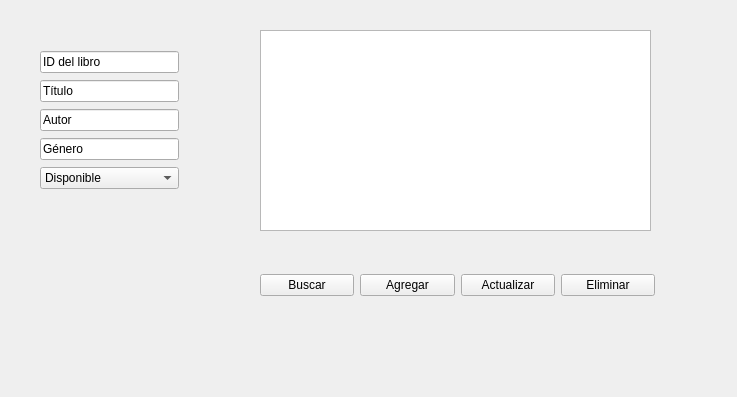
Above: view/BookManager.ui from moisescortes/Proyect_MVC before the change. Below: the same form after it.
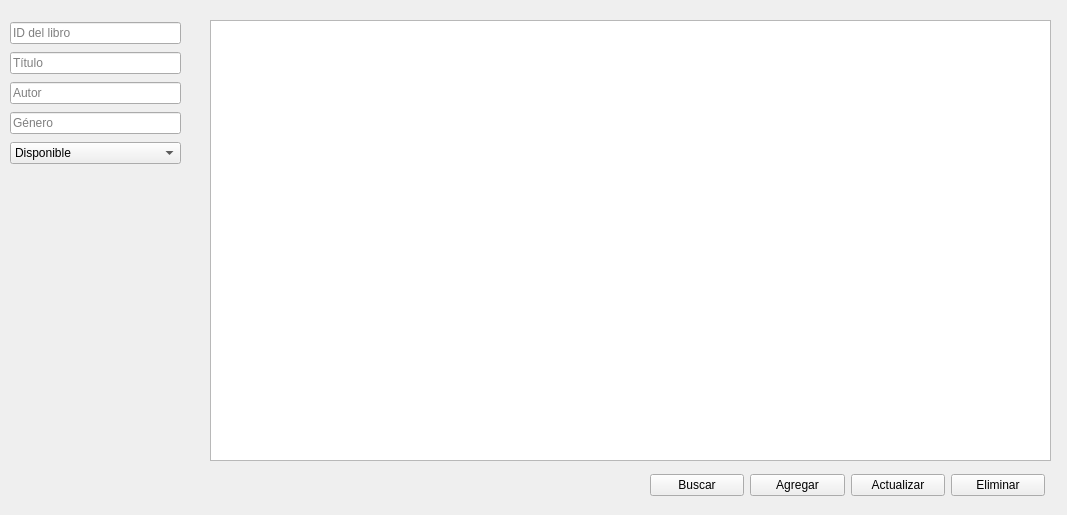
That is the form after the change.

```diff
--- a/view/BookManager.ui
+++ b/view/BookManager.ui
@@ -6,8 +6,8 @@
    <rect>
     <x>0</x>
     <y>0</y>
-    <width>737</width>
-    <height>397</height>
+    <width>1067</width>
+    <height>515</height>
    </rect>
   </property>
   <property name="windowTitle">
@@ -16,18 +16,18 @@
   <widget class="QTableWidget" name="table_books">
    <property name="geometry">
     <rect>
-     <x>260</x>
-     <y>30</y>
-     <width>391</width>
-     <height>201</height>
+     <x>210</x>
+     <y>20</y>
+     <width>841</width>
+     <height>441</height>
     </rect>
    </property>
   </widget>
-  <widget class="QWidget" name="">
+  <widget class="QWidget" name="layoutWidget">
    <property name="geometry">
     <rect>
-     <x>260</x>
-     <y>270</y>
+     <x>650</x>
+     <y>470</y>
      <width>395</width>
      <height>30</height>
     </rect>
@@ -63,19 +63,22 @@
     </item>
    </layout>
   </widget>
-  <widget class="QWidget" name="">
+  <widget class="QWidget" name="layoutWidget">
    <property name="geometry">
     <rect>
-     <x>40</x>
-     <y>50</y>
-     <width>139</width>
-     <height>140</height>
+     <x>10</x>
+     <y>20</y>
+     <width>171</width>
+     <height>151</height>
     </rect>
    </property>
    <layout class="QVBoxLayout" name="verticalLayout">
     <item>
      <widget class="QLineEdit" name="txt_book_id">
       <property name="text">
+       <string/>
+      </property>
+      <property name="placeholderText">
        <string>ID del libro</string>
       </property>
      </widget>
@@ -83,6 +86,9 @@
     <item>
      <widget class="QLineEdit" name="txt_title">
       <property name="text">
+       <string/>
+      </property>
+      <property name="placeholderText">
        <string>Título</string>
       </property>
      </widget>
@@ -90,6 +96,9 @@
     <item>
      <widget class="QLineEdit" name="txt_author">
       <property name="text">
+       <string/>
+      </property>
+      <property name="placeholderText">
        <string>Autor</string>
       </property>
      </widget>
@@ -97,6 +106,9 @@
     <item>
      <widget class="QLineEdit" name="txt_genre">
       <property name="text">
+       <string/>
+      </property>
+      <property name="placeholderText">
        <string>Género</string>
       </property>
      </widget>
```
